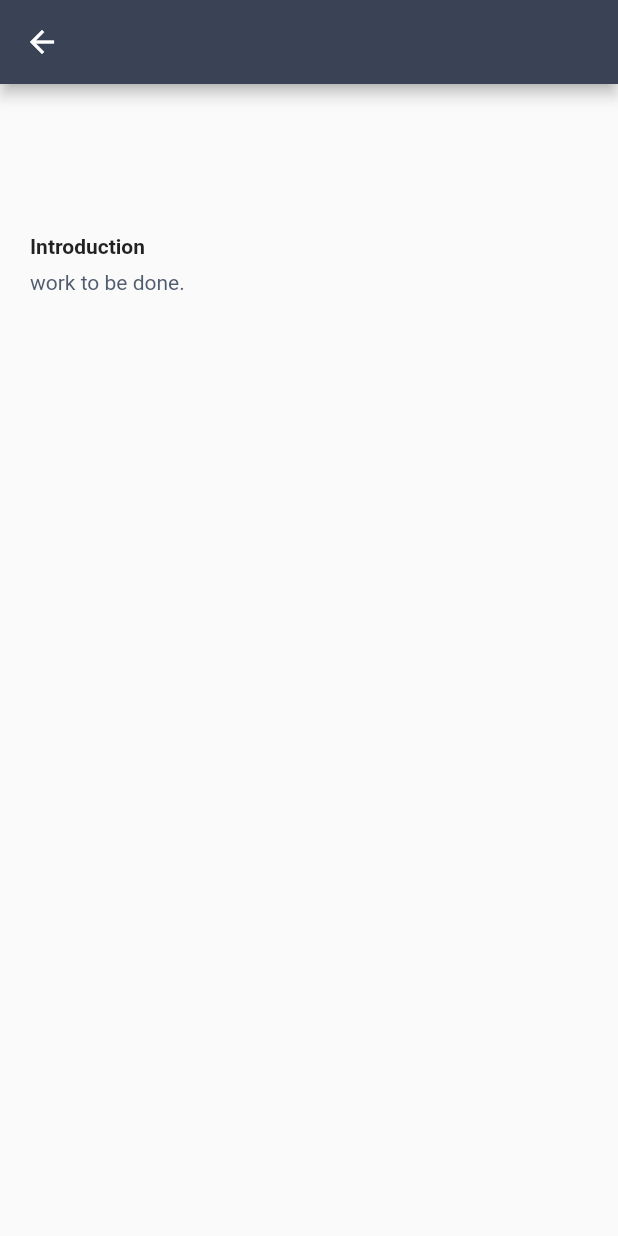
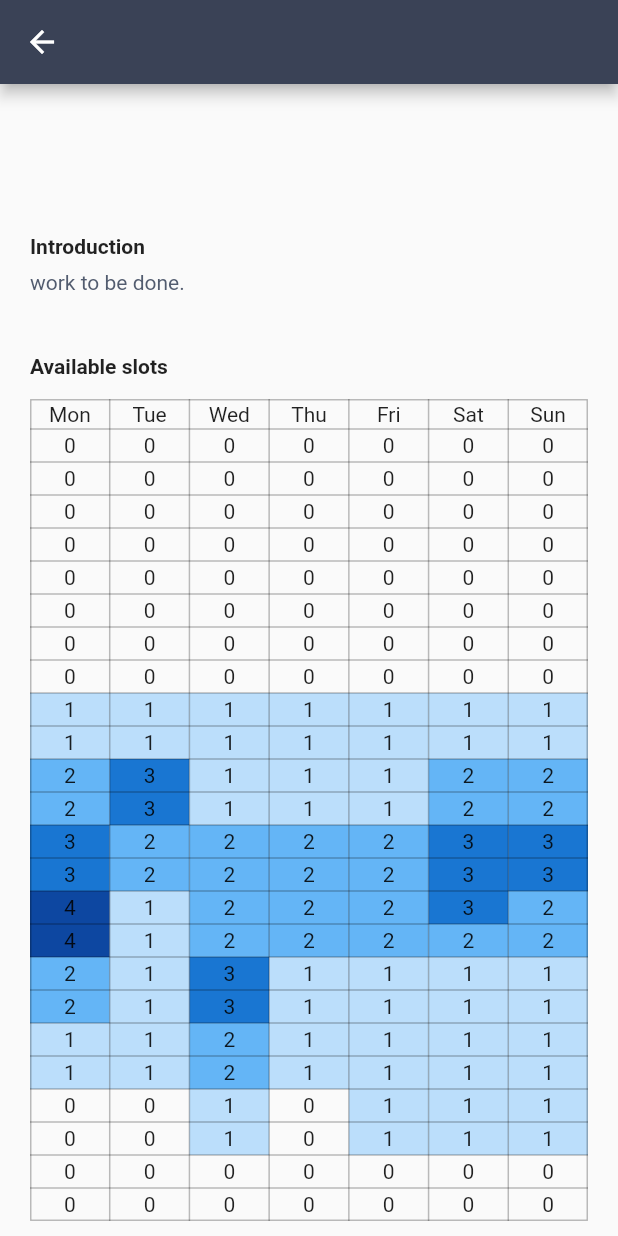
Before and after one commit to cidneyho/ggHack-frontend, a Flutter app: the DetailsPage screen opened directly with empty values, on a phone screen of 412 x 824 dp. Run offline on Flutter 3.47's test engine with Material 2 defaults, Android fonts, the phone set to English and light mode, and no system bars; network calls fail.

Commit message:
implemented timetable

```diff
--- a/lib/DetailsPage.dart
+++ b/lib/DetailsPage.dart
@@ -71,8 +71,86 @@ class DetailsPage extends StatelessWidget {
                 ),
               )
           ),
+          // time table's title
+          GestureDetector(
+              onTap: () {},
+              child: new Container(
+                padding: const EdgeInsets.only(left: 20.0, top: 20.0, right: 20.0, bottom: 14.0),
+                child: new Row(
+                  children: [
+                    new Column(
+                      crossAxisAlignment: CrossAxisAlignment.start,
+                      children: [
+                        new Container(
+                            child: new Text(
+                                "Available slots",
+                                style: new TextStyle(fontWeight: FontWeight.bold,))
+                        ),
+                      ],
+                    ),
+                  ],
+                ),
+              )
+          ),
+          // time table
+          _renderTable(_freeSlots),
         ]
       )
     );
   }
+
+  var _freeSlots = [
+    [0,0,0,0,0,0,0,0,1,1,2,2,3,3,4,4,2,2,1,1,0,0,0,0], // Mon
+    [0,0,0,0,0,0,0,0,1,1,3,3,2,2,1,1,1,1,1,1,0,0,0,0], // Tue
+    [0,0,0,0,0,0,0,0,1,1,1,1,2,2,2,2,3,3,2,2,1,1,0,0],
+    [0,0,0,0,0,0,0,0,1,1,1,1,2,2,2,2,1,1,1,1,0,0,0,0],
+    [0,0,0,0,0,0,0,0,1,1,1,1,2,2,2,2,1,1,1,1,1,1,0,0],
+    [0,0,0,0,0,0,0,0,1,1,2,2,3,3,3,2,1,1,1,1,1,1,0,0],
+    [0,0,0,0,0,0,0,0,1,1,2,2,3,3,2,2,1,1,1,1,1,1,0,0],
+  ];
+
+  Widget _renderTable(List<List<int>> data) {
+    var days = ["Mon", "Tue", "Wed", "Thu", "Fri", "Sat", "Sun"];
+    return Padding(
+        padding: const EdgeInsets.symmetric(horizontal: 20.0),
+        child: Table(
+          border: TableBorder.all(color: Colors.black26, width: 1, style: BorderStyle.solid),
+          children: [
+            TableRow(children: [
+              for (var day in days) TableCell(child: Container(
+                padding: const EdgeInsets.all(2.0),
+                child: Center(child: Text(day))))
+            ]),
+            for (int t=0; t<24; t++)
+              TableRow(children: [
+                for (int d=0; d<7; d++) TableCell(child: Container(
+                  color: _gradient(data[d][t]),
+                  padding: const EdgeInsets.all(3.0),
+                  child: Center(child: Text(data[d][t].toString()))))
+              ])
+          ]
+        ));
+  }
+
+  Color _gradient(int data) {
+    Color color;
+    switch(data) {
+      case 0:
+        color = Colors.transparent;
+        break;
+      case 1:
+        color = colorTone1;
+        break;
+      case 2:
+        color = colorTone2;
+        break;
+      case 3:
+        color = colorTone3;
+        break;
+      default:
+        color = colorTone4;
+        break;
+    }
+    return color;
+  }
 }
--- a/lib/helpers/Constants.dart
+++ b/lib/helpers/Constants.dart
@@ -4,6 +4,11 @@ import 'package:flutter/material.dart';
 Color colorDark = Color.fromRGBO(58, 66, 86, 1.0);
 Color colorBase = Color.fromRGBO(64, 75, 96, 0.9);
 Color colorLoom = Colors.white54;
+
+Color colorTone1 = Colors.blue[100];
+Color colorTone2 = Colors.blue[300];
+Color colorTone3 = Colors.blue[700];
+Color colorTone4 = Colors.blue[900];
 
 // Pages
 const loginPageTag = 'Login Page';
```
Also changed, not shown: 2 other files.
